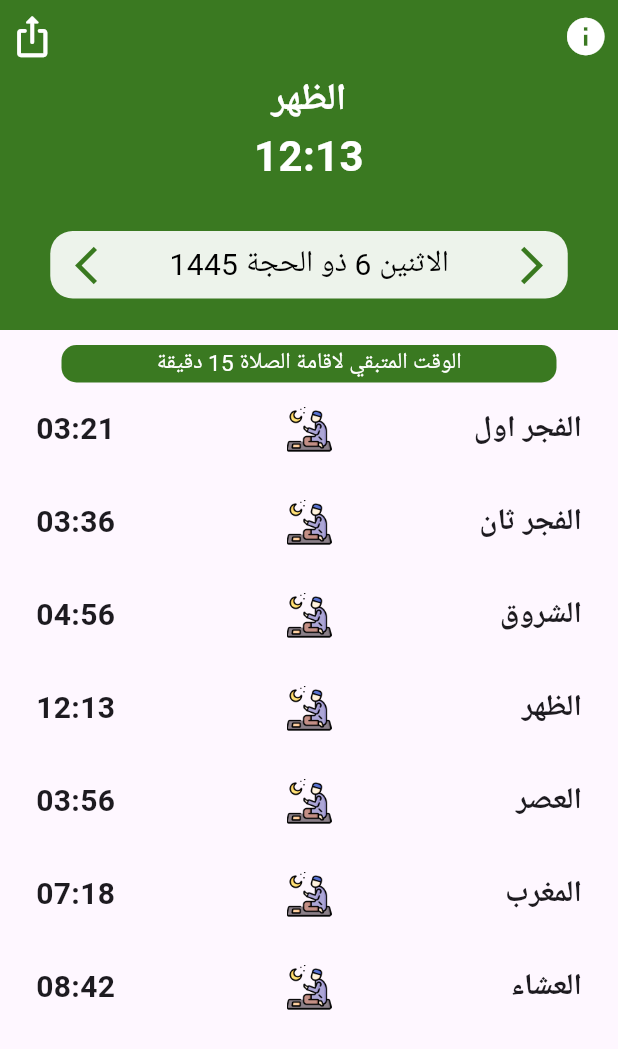
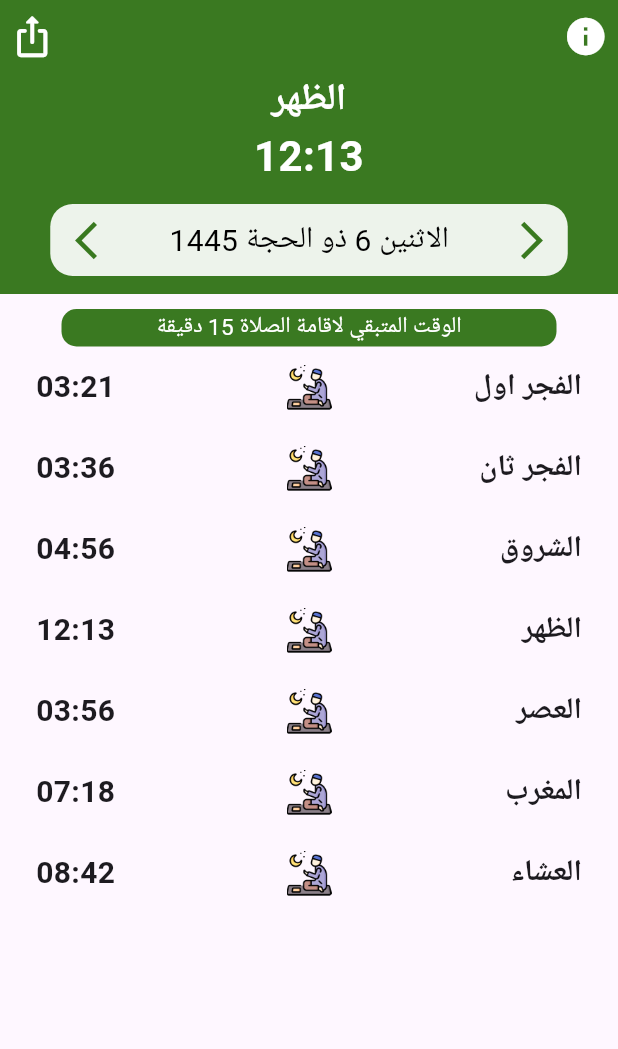
Before and after one commit to TheCoderGit/baghdad_prayers, a Flutter app: the screen it shows after launch, on a phone screen of 412 x 824 dp. Shown: the top 1049 px of the screen. Run offline on Flutter 3.47's test engine with Material 3 defaults, Android fonts, the phone set to English and light mode, and no system bars.

Commit message:
organizing and adding listview

```diff
--- a/lib/main.dart
+++ b/lib/main.dart
@@ -1,4 +1,4 @@
-import 'package:baghdad_prayers/pages/main_page.dart';
+import 'package:baghdad_prayers/pages/main_page/main_page.dart';
 import 'package:flutter/material.dart';
 import 'package:flutter_localizations/flutter_localizations.dart';
 
--- a/lib/pages/main_page.dart
+++ /dev/null
@@ -1,334 +0,0 @@
-import 'package:baghdad_prayers/controllers/prayers_controller.dart';
-import 'package:baghdad_prayers/util/my_constants.dart';
-import 'package:baghdad_prayers/util/my_themes.dart';
-import 'package:flutter/material.dart';
-
-class MainPage extends StatelessWidget {
-  const MainPage({super.key});
-
-  @override
-  Widget build(BuildContext context) {
-    var prayersController = PrayersController();
-    var todayPrayers = prayersController.currentDayPrayers();
-    var nextPrayer = prayersController.findNextTimeIndex(todayPrayers);
-
-    return Scaffold(
-      // هذا الودجت يجعل التطبيق تحت شريط العلوي للهاتف
-      body: SafeArea(
-        // هنا الكولم الاساسي الحاوي لجميع عناصر التطبيق
-        child: Column(
-          children: [
-            Header(
-              currentPrayerName: prayerNames[nextPrayer],
-              currentPrayerTime: prayersController
-                  .time24To12Converter(todayPrayers![nextPrayer]),
-            ),
-            const RemainingTime(),
-            PrayerTime(
-              prayerName: prayerNames[0],
-              prayerTime:
-                  prayersController.time24To12Converter(todayPrayers[0]),
-              imagePath: fagr1Image,
-            ),
-            PrayerTime(
-              prayerName: prayerNames[1],
-              prayerTime:
-                  prayersController.time24To12Converter(todayPrayers[1]),
-              imagePath: fagr2Image,
-            ),
-            PrayerTime(
-              prayerName: prayerNames[2],
-              prayerTime:
-                  prayersController.time24To12Converter(todayPrayers[2]),
-              imagePath: shorookImage,
-            ),
-            PrayerTime(
-              prayerName: prayerNames[3],
-              prayerTime:
-                  prayersController.time24To12Converter(todayPrayers[3]),
-              imagePath: zohrImage,
-            ),
-            PrayerTime(
-              prayerName: prayerNames[4],
-              prayerTime:
-                  prayersController.time24To12Converter(todayPrayers[4]),
-              imagePath: asrImage,
-            ),
-            PrayerTime(
-              prayerName: prayerNames[5],
-              prayerTime:
-                  prayersController.time24To12Converter(todayPrayers[5]),
-              imagePath: maghrebImage,
-            ),
-            PrayerTime(
-              prayerName: prayerNames[6],
-              prayerTime:
-                  prayersController.time24To12Converter(todayPrayers[6]),
-              imagePath: eshaaImage,
-            ),
-            const Spacer(),
-            //const BottomButton()
-          ],
-        ),
-      ),
-      //bottomNavigationBar: BottomNavigationBar(
-      //  items: [
-      //      BottomNavigationBarItem(icon: Icon(Icons.abc)),
-      //      BottomNavigationBarItem(icon: Icon(Icons.abc)),
-      //     ],
-      // ),
-    );
-  }
-}
-
-class BottomButton extends StatelessWidget {
-  const BottomButton({
-    super.key,
-  });
-
-  @override
-  Widget build(BuildContext context) {
-    return Container(
-      margin: const EdgeInsets.only(top: 20),
-      width: double.infinity,
-      decoration: const BoxDecoration(
-          color: Color.fromARGB(232, 39, 109, 11),
-          borderRadius: BorderRadius.only(
-              topLeft: Radius.circular(5), topRight: Radius.circular(5))),
-      child: Row(
-        mainAxisAlignment: MainAxisAlignment.spaceAround,
-        children: [
-          IconButton(
-            color: Colors.white,
-            padding: const EdgeInsets.only(left: 10),
-            iconSize: 40,
-            onPressed: () {},
-            icon: Image.asset(
-              prayingImage,
-              width: 40,
-            ),
-          ),
-          IconButton(
-            color: Colors.white,
-            padding: const EdgeInsets.only(right: 5),
-            //  iconSize: 45,
-            onPressed: () {},
-            icon: Image.asset(
-              prayingImage,
-              width: 40,
-            ),
-          ),
-          IconButton(
-            color: Colors.white,
-            padding: const EdgeInsets.only(right: 5),
-            //  iconSize: 45,
-            onPressed: () {},
-            icon: Image.asset(
-              prayingImage,
-              width: 40,
-            ),
-          ),
-          IconButton(
-            color: Colors.white,
-            padding: const EdgeInsets.only(right: 10),
-            //  iconSize: 45,
-            onPressed: () {},
-            icon: Image.asset(
-              prayingImage,
-              width: 40,
-            ),
-          )
-        ],
-      ),
-    );
-  }
-}
-
-class PrayerTime extends StatelessWidget {
-  const PrayerTime({
-    super.key,
-    required this.prayerName,
-    required this.imagePath,
-    required this.prayerTime,
-  });
-
-  final String prayerName;
-  final String imagePath;
-  final String prayerTime;
-
-  @override
-  Widget build(BuildContext context) {
-    return Container(
-      padding: const EdgeInsets.symmetric(horizontal: 24, vertical: 16),
-      width: double.infinity,
-      child: Row(
-        mainAxisAlignment: MainAxisAlignment.spaceBetween,
-        children: [
-          Expanded(
-            child: Text(
-              prayerName,
-              style: const TextStyle(fontSize: 20, fontWeight: FontWeight.bold),
-            ),
-          ),
-          Expanded(
-            child: SizedBox(
-              width: 30,
-              height: 30,
-              child: Image.asset(imagePath),
-            ),
-          ),
-          Expanded(
-            child: Text(
-              prayerTime,
-              textAlign: TextAlign.end,
-              style: const TextStyle(
-                fontSize: 20,
-                fontWeight: FontWeight.bold,
-              ),
-            ),
-          ),
-        ],
-      ),
-    );
-  }
-}
-
-class RemainingTime extends StatefulWidget {
-  const RemainingTime({
-    super.key,
-  });
-
-  @override
-  State<RemainingTime> createState() => _RemainingTimeState();
-}
-
-class _RemainingTimeState extends State<RemainingTime> {
-  //late DateTime currentTime;
-  //late Timer timer;
-
-  // @override
-  // void initState() {
-  //   currentTime = DateTime.now();
-  //   timer = Timer.periodic(const Duration(seconds: 1), (time) {
-  //     setState(() {
-  //       currentTime = DateTime.now();
-  //     });
-  //   });
-  //   super.initState();
-  // }
-
-  @override
-  Widget build(BuildContext context) {
-    return Container(
-      margin: const EdgeInsets.only(top: 10),
-      width: 330,
-      height: 25,
-      decoration: BoxDecoration(
-        color: MyTheme.mainColor,
-        borderRadius: BorderRadius.circular(10),
-      ),
-      child: Center(
-          child: Column(
-        children: [
-          Text(
-            "الوقت المتبقي لاقامة الصلاة 15 دقيقة",
-            style:
-                TextStyle(color: Colors.white, fontSize: MyTheme.mainFontSize),
-          ),
-          //Text(currentTime.toString())
-        ],
-      )),
-    );
-  }
-}
-
-class Header extends StatelessWidget {
-  const Header({
-    super.key,
-    required this.currentPrayerTime,
-    required this.currentPrayerName,
-  });
-
-  final String currentPrayerTime;
-  final String currentPrayerName;
-
-  @override
-  Widget build(BuildContext context) {
-    return Container(
-      // هذا الودجت حاوي على بوتن المشاركة و المعلومات
-      width: 500,
-      height: 220,
-      color: const Color.fromARGB(232, 39, 109, 11),
-      child: Column(
-        children: [
-          Row(
-              //  الودجت الحاوي على الازرارالعلوية زر المشاركة و المعلومات+
-              mainAxisAlignment: MainAxisAlignment.spaceBetween,
-              children: [
-                IconButton(
-                    // لبوتن المعلومات
-                    color: Colors.white,
-                    padding: const EdgeInsets.only(left: 5),
-                    iconSize: 30,
-                    onPressed: () {},
-                    icon: const Icon(Icons.info)),
-                IconButton(
-                    // بوتن مشاركة التطبيق
-                    color: Colors.white,
-                    padding: const EdgeInsets.only(right: 5),
-                    iconSize: 30,
-                    onPressed: () {},
-                    icon: const Icon(Icons.ios_share_rounded))
-              ]),
-          Column(
-            children: [
-              Text(
-                currentPrayerName,
-                style: const TextStyle(
-                    fontWeight: FontWeight.bold,
-                    fontSize: 25,
-                    color: Colors.white),
-              ),
-              Text(currentPrayerTime,
-                  style: const TextStyle(
-                      fontWeight: FontWeight.bold,
-                      fontSize: 28,
-                      color: Colors.white))
-            ],
-          ),
-
-          // الودجت الحاوي على التاريخ وازرار التقديم والتاخير في الوقت
-          Container(
-            width: 345,
-            height: 45,
-            margin: const EdgeInsets.only(top: 30),
-            decoration: BoxDecoration(
-              color: const Color.fromARGB(232, 255, 255, 255),
-              borderRadius: BorderRadius.circular(15),
-            ),
-            child: Row(
-              mainAxisAlignment: MainAxisAlignment.spaceBetween,
-              children: [
-                IconButton(
-                    color: const Color.fromARGB(232, 39, 109, 11),
-                    iconSize: 30,
-                    onPressed: () {},
-                    icon: const Icon(Icons.arrow_back_ios_new)),
-                const Text(
-                  "الاثنين 6 ذو الحجة 1445",
-                  style: TextStyle(
-                      fontSize: 20.0, color: Color.fromARGB(255, 0, 0, 0)),
-                ),
-                IconButton(
-                    color: const Color.fromARGB(232, 39, 109, 11),
-                    iconSize: 30,
-                    onPressed: () {},
-                    icon: const Icon(Icons.arrow_forward_ios)),
-              ],
-            ),
-          )
-        ],
-      ),
-    );
-  }
-}
--- /dev/null
+++ b/lib/pages/main_page/components/buttom_area.dart
@@ -0,0 +1,65 @@
+import 'package:baghdad_prayers/util/my_constants.dart';
+import 'package:flutter/material.dart';
+
+class BottomButton extends StatelessWidget {
+  const BottomButton({
+    super.key,
+  });
+
+  @override
+  Widget build(BuildContext context) {
+    return Container(
+      margin: const EdgeInsets.only(top: 20),
+      width: double.infinity,
+      decoration: const BoxDecoration(
+          color: Color.fromARGB(232, 39, 109, 11),
+          borderRadius: BorderRadius.only(
+              topLeft: Radius.circular(5), topRight: Radius.circular(5))),
+      child: Row(
+        mainAxisAlignment: MainAxisAlignment.spaceAround,
+        children: [
+          IconButton(
+            color: Colors.white,
+            padding: const EdgeInsets.only(left: 10),
+            iconSize: 40,
+            onPressed: () {},
+            icon: Image.asset(
+              prayingImage,
+              width: 40,
+            ),
+          ),
+          IconButton(
+            color: Colors.white,
+            padding: const EdgeInsets.only(right: 5),
+            //  iconSize: 45,
+            onPressed: () {},
+            icon: Image.asset(
+              prayingImage,
+              width: 40,
+            ),
+          ),
+          IconButton(
+            color: Colors.white,
+            padding: const EdgeInsets.only(right: 5),
+            //  iconSize: 45,
+            onPressed: () {},
+            icon: Image.asset(
+              prayingImage,
+              width: 40,
+            ),
+          ),
+          IconButton(
+            color: Colors.white,
+            padding: const EdgeInsets.only(right: 10),
+            //  iconSize: 45,
+            onPressed: () {},
+            icon: Image.asset(
+              prayingImage,
+              width: 40,
+            ),
+          )
+        ],
+      ),
+    );
+  }
+}
--- /dev/null
+++ b/lib/pages/main_page/components/main_page_header.dart
@@ -0,0 +1,91 @@
+import 'package:flutter/material.dart';
+
+class MainPageHeader extends StatelessWidget {
+  const MainPageHeader({
+    super.key,
+    required this.currentPrayerTime,
+    required this.currentPrayerName,
+  });
+
+  final String currentPrayerTime;
+  final String currentPrayerName;
+
+  @override
+  Widget build(BuildContext context) {
+    return Container(
+      // هذا الودجت حاوي على بوتن المشاركة و المعلومات
+      width: 500,
+
+      color: const Color.fromARGB(232, 39, 109, 11),
+      child: Column(
+        children: [
+          Row(
+              //  الودجت الحاوي على الازرارالعلوية زر المشاركة و المعلومات+
+              mainAxisAlignment: MainAxisAlignment.spaceBetween,
+              children: [
+                IconButton(
+                    // لبوتن المعلومات
+                    color: Colors.white,
+                    padding: const EdgeInsets.only(left: 5),
+                    iconSize: 30,
+                    onPressed: () {},
+                    icon: const Icon(Icons.info)),
+                IconButton(
+                    // بوتن مشاركة التطبيق
+                    color: Colors.white,
+                    padding: const EdgeInsets.only(right: 5),
+                    iconSize: 30,
+                    onPressed: () {},
+                    icon: const Icon(Icons.ios_share_rounded))
+              ]),
+          Column(
+            children: [
+              Text(
+                currentPrayerName,
+                style: const TextStyle(
+                    fontWeight: FontWeight.bold,
+                    fontSize: 25,
+                    color: Colors.white),
+              ),
+              Text(currentPrayerTime,
+                  style: const TextStyle(
+                      fontWeight: FontWeight.bold,
+                      fontSize: 28,
+                      color: Colors.white))
+            ],
+          ),
+
+          // الودجت الحاوي على التاريخ وازرار التقديم والتاخير في الوقت
+          Container(
+            width: 345,
+            margin: const EdgeInsets.only(top: 12, bottom: 12),
+            decoration: BoxDecoration(
+              color: const Color.fromARGB(232, 255, 255, 255),
+              borderRadius: BorderRadius.circular(15),
+            ),
+            child: Row(
+              mainAxisAlignment: MainAxisAlignment.spaceBetween,
+              children: [
+                IconButton(
+                    color: const Color.fromARGB(232, 39, 109, 11),
+                    iconSize: 30,
+                    onPressed: () {},
+                    icon: const Icon(Icons.arrow_back_ios_new)),
+                const Text(
+                  "الاثنين 6 ذو الحجة 1445",
+                  style: TextStyle(
+                      fontSize: 20.0, color: Color.fromARGB(255, 0, 0, 0)),
+                ),
+                IconButton(
+                    color: const Color.fromARGB(232, 39, 109, 11),
+                    iconSize: 30,
+                    onPressed: () {},
+                    icon: const Icon(Icons.arrow_forward_ios)),
+              ],
+            ),
+          )
+        ],
+      ),
+    );
+  }
+}
--- /dev/null
+++ b/lib/pages/main_page/components/pray_time_section.dart
@@ -0,0 +1,50 @@
+import 'package:flutter/material.dart';
+
+class PrayTimeWidget extends StatelessWidget {
+  const PrayTimeWidget({
+    super.key,
+    required this.prayerName,
+    required this.imagePath,
+    required this.prayerTime,
+  });
+
+  final String prayerName;
+  final String imagePath;
+  final String prayerTime;
+
+  @override
+  Widget build(BuildContext context) {
+    return Container(
+      padding: const EdgeInsets.symmetric(horizontal: 24, vertical: 12),
+      width: double.infinity,
+      child: Row(
+        mainAxisAlignment: MainAxisAlignment.spaceBetween,
+        children: [
+          Expanded(
+            child: Text(
+              prayerName,
+              style: const TextStyle(fontSize: 20, fontWeight: FontWeight.bold),
+            ),
+          ),
+          Expanded(
+            child: SizedBox(
+              width: 30,
+              height: 30,
+              child: Image.asset(imagePath),
+            ),
+          ),
+          Expanded(
+            child: Text(
+              prayerTime,
+              textAlign: TextAlign.end,
+              style: const TextStyle(
+                fontSize: 20,
+                fontWeight: FontWeight.bold,
+              ),
+            ),
+          ),
+        ],
+      ),
+    );
+  }
+}
--- /dev/null
+++ b/lib/pages/main_page/components/remaining_time_section.dart
@@ -0,0 +1,51 @@
+import 'package:baghdad_prayers/util/my_themes.dart';
+import 'package:flutter/material.dart';
+
+class RemainingTimeSection extends StatefulWidget {
+  const RemainingTimeSection({
+    super.key,
+  });
+
+  @override
+  State<RemainingTimeSection> createState() => _RemainingTimeState();
+}
+
+class _RemainingTimeState extends State<RemainingTimeSection> {
+  //late DateTime currentTime;
+  //late Timer timer;
+
+  // @override
+  // void initState() {
+  //   currentTime = DateTime.now();
+  //   timer = Timer.periodic(const Duration(seconds: 1), (time) {
+  //     setState(() {
+  //       currentTime = DateTime.now();
+  //     });
+  //   });
+  //   super.initState();
+  // }
+
+  @override
+  Widget build(BuildContext context) {
+    return Container(
+      margin: const EdgeInsets.only(top: 10),
+      width: 330,
+      height: 25,
+      decoration: BoxDecoration(
+        color: MyTheme.mainColor,
+        borderRadius: BorderRadius.circular(10),
+      ),
+      child: Center(
+          child: Column(
+        children: [
+          Text(
+            "الوقت المتبقي لاقامة الصلاة 15 دقيقة",
+            style:
+                TextStyle(color: Colors.white, fontSize: MyTheme.mainFontSize),
+          ),
+          //Text(currentTime.toString())
+        ],
+      )),
+    );
+  }
+}
--- /dev/null
+++ b/lib/pages/main_page/main_page.dart
@@ -0,0 +1,46 @@
+import 'package:baghdad_prayers/controllers/prayers_controller.dart';
+import 'package:baghdad_prayers/pages/main_page/components/main_page_header.dart';
+import 'package:baghdad_prayers/pages/main_page/components/pray_time_section.dart';
+import 'package:baghdad_prayers/pages/main_page/components/remaining_time_section.dart';
+import 'package:baghdad_prayers/util/my_constants.dart';
+import 'package:flutter/material.dart';
+
+class MainPage extends StatelessWidget {
+  const MainPage({super.key});
+
+  @override
+  Widget build(BuildContext context) {
+    var prayersController = PrayersController();
+    var todayPrayers = prayersController.currentDayPrayers();
+    var nextPrayer = prayersController.findNextTimeIndex(todayPrayers);
+
+    return Scaffold(
+      // هذا الودجت يجعل التطبيق تحت شريط العلوي للهاتف
+      body: SafeArea(
+        // هنا الكولم الاساسي الحاوي لجميع عناصر التطبيق
+        child: Column(
+          //mainAxisSize: MainAxisSize.max,
+          children: [
+            MainPageHeader(
+              currentPrayerName: prayerNames[nextPrayer],
+              currentPrayerTime: prayersController
+                  .time24To12Converter(todayPrayers![nextPrayer]),
+            ),
+            const RemainingTimeSection(),
+            ListView.builder(
+                shrinkWrap: true,
+                itemBuilder: (context, index) {
+                  return PrayTimeWidget(
+                    prayerName: prayerNames[index],
+                    prayerTime: prayersController
+                        .time24To12Converter(todayPrayers[index]),
+                    imagePath: fagr1Image,
+                  );
+                },
+                itemCount: 7),
+          ],
+        ),
+      ),
+    );
+  }
+}
```
